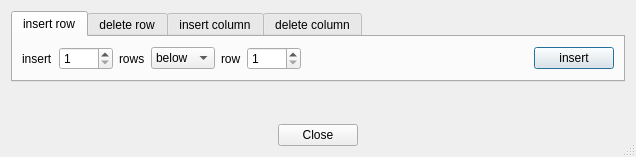
The window that gui/ui/insertDeleteRowColumnWidget.ui (haskelladdict/sconcho) describes before a commit, drawn with Qt 5.
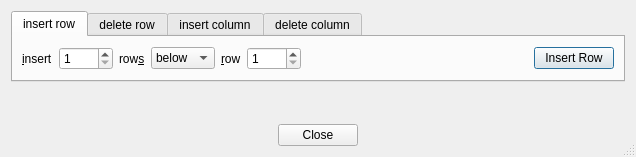
The same window after the commit.

Commit message: Added buddies in insert/delete row/column dialog.

What changed in the file:
```diff
--- a/gui/ui/insertDeleteRowColumnWidget.ui
+++ b/gui/ui/insertDeleteRowColumnWidget.ui
@@ -34,7 +34,10 @@
            <item>
             <widget class="QLabel" name="label">
              <property name="text">
-              <string>insert</string>
+              <string>&amp;insert</string>
+             </property>
+             <property name="buddy">
+              <cstring>numInsertRows</cstring>
              </property>
             </widget>
            </item>
@@ -51,7 +54,10 @@
            <item>
             <widget class="QLabel" name="label_2">
              <property name="text">
-              <string>rows</string>
+              <string>row&amp;s</string>
+             </property>
+             <property name="buddy">
+              <cstring>insertRowMode</cstring>
              </property>
             </widget>
            </item>
@@ -72,7 +78,10 @@
            <item>
             <widget class="QLabel" name="label_3">
              <property name="text">
-              <string>row</string>
+              <string>&amp;row</string>
+             </property>
+             <property name="buddy">
+              <cstring>insertRowPivot</cstring>
              </property>
             </widget>
            </item>
@@ -102,7 +111,7 @@
            <item>
             <widget class="QPushButton" name="insertRowButton">
              <property name="text">
-              <string>insert</string>
+              <string>Insert Row</string>
              </property>
             </widget>
            </item>
```
Left out of the diff: 47 changed lines with no effect on the pictures. The commit also changes 5 other files.
